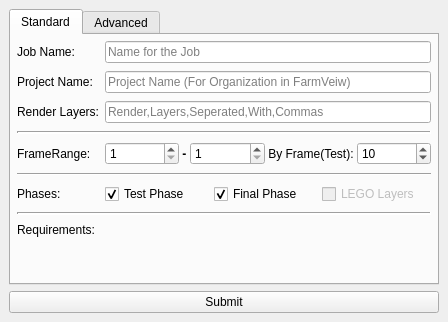
First picture: the form in Documentation/ui/UI_Submitter.ui, repository david2777/DPS_Hydra, before the edit.
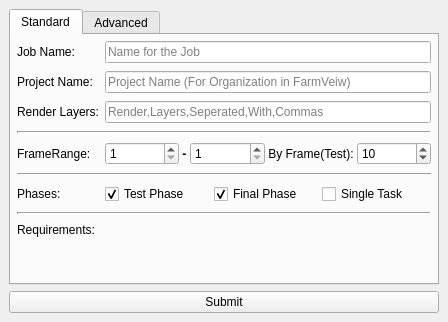
Second picture: the form after the edit.

Commit message: Add support for single task jobs

```diff
--- a/Documentation/ui/UI_Submitter.ui
+++ b/Documentation/ui/UI_Submitter.ui
@@ -250,10 +250,10 @@
           <item>
            <widget class="QCheckBox" name="legoLayersCheckBox">
             <property name="enabled">
-             <bool>false</bool>
+             <bool>true</bool>
             </property>
             <property name="text">
-             <string>LEGO Layers</string>
+             <string>Single Task</string>
             </property>
            </widget>
           </item>
```
Left out of the diff: 4 changed lines with no effect on the pictures. The commit also changes 3 other files.
